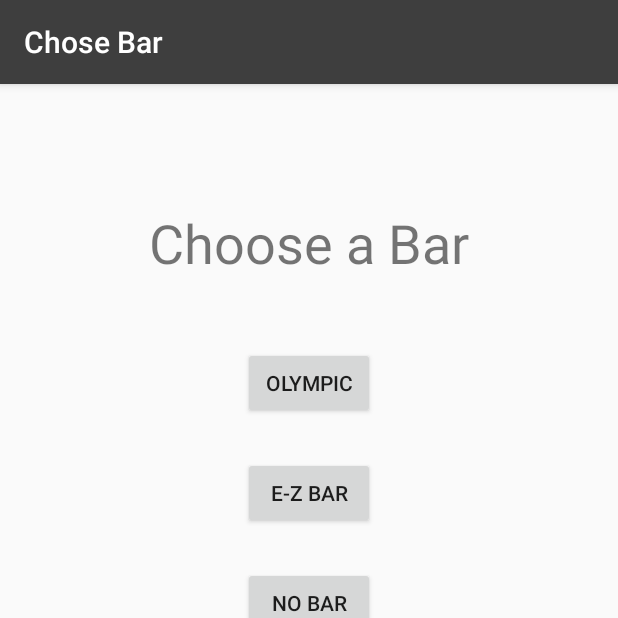
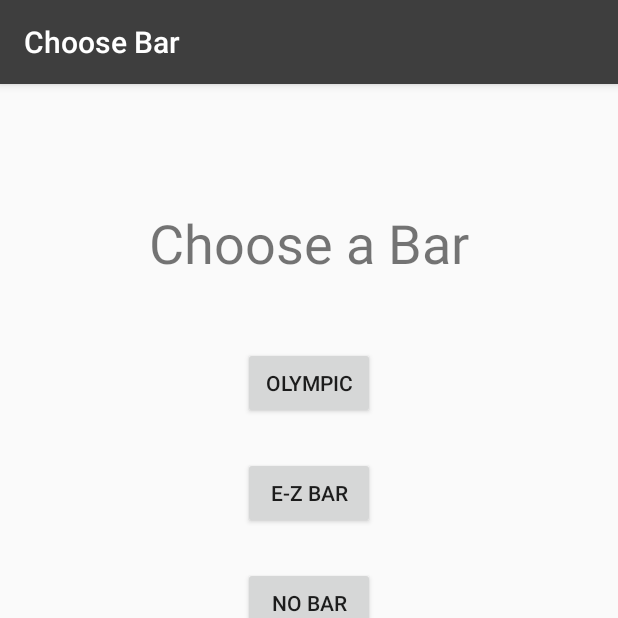
Before and after one commit to ZachHoffman208/PlateCalulator, an Android app: the barSelector screen opened directly, with no data from a screen before it, on a phone screen of 412 x 824 dp, the top half of it. Run offline under Robolectric (Android 15) with nearby library versions, the phone set to English and light mode, and no system bars.

Commit message:
Corrected a spelling error

```diff
--- a/app/src/main/java/com/example/platecalulator/MainActivity.java
+++ b/app/src/main/java/com/example/platecalulator/MainActivity.java
@@ -157,8 +157,6 @@ public class MainActivity extends AppCompatActivity {
             j++;
         }
 
-        hidePlates(plateArr);
-
         //sets the textviews based off of the counters
         plate45.setText(String.valueOf(plateArr[0]));
         plate35.setText(String.valueOf(plateArr[1]));
@@ -168,6 +166,7 @@ public class MainActivity extends AppCompatActivity {
         plate2Half.setText(String.valueOf(plateArr[5]));
 
         //clears the images of the plates that are zero
+        hidePlates(plateArr);
 
     }
 
--- a/app/src/main/java/com/example/platecalulator/barSelector.java
+++ b/app/src/main/java/com/example/platecalulator/barSelector.java
@@ -15,7 +15,7 @@ public class barSelector extends AppCompatActivity {
         super.onCreate(savedInstanceState);
         setContentView(R.layout.activity_bar_selector);
 
-        setTitle("Chose Bar");
+        setTitle("Choose Bar");
 
         //gets buttons in her
         Button olympicBtn = (Button)findViewById(R.id.olympicBtn);
```
